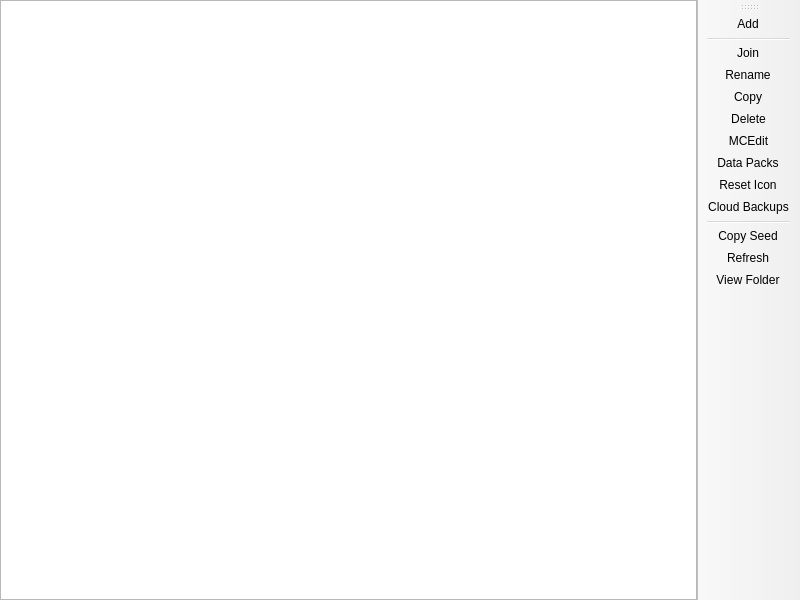
Above: launcher/ui/pages/instance/WorldListPage.ui from XylarJava/XylarJava before the change. Below: the same form after it.
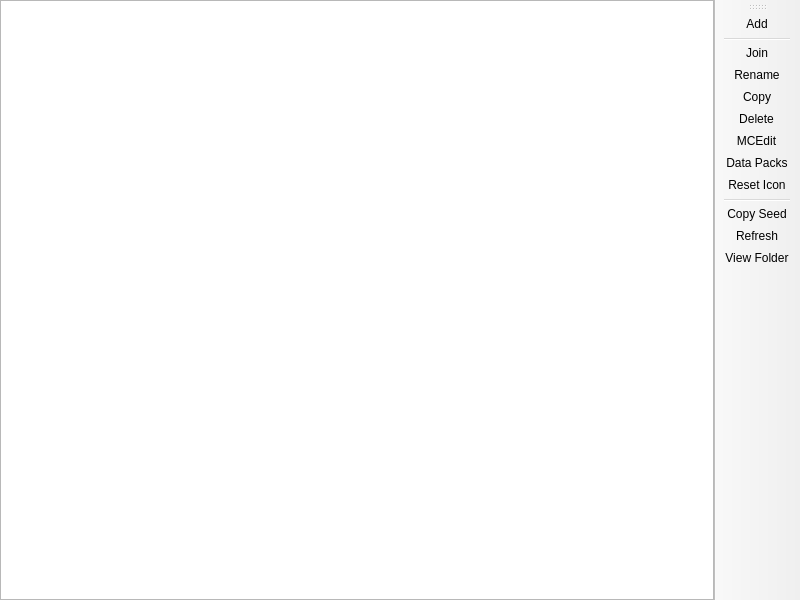
That is the form after the change. Custom widgets are drawn as their Qt base class.

Commit message: Remove cloud world backups: players back up their worlds locally

```diff
--- a/launcher/ui/pages/instance/WorldListPage.ui
+++ b/launcher/ui/pages/instance/WorldListPage.ui
@@ -91,7 +91,6 @@
    <addaction name="actionMCEdit"/>
    <addaction name="actionData_Packs"/>
    <addaction name="actionReset_Icon"/>
-   <addaction name="actionCloud_Backups"/>
    <addaction name="separator"/>
    <addaction name="actionCopy_Seed"/>
    <addaction name="actionRefresh"/>
@@ -150,14 +149,6 @@
     <string>Remove world icon to make the game re-generate it on next load.</string>
    </property>
   </action>
-  <action name="actionCloud_Backups">
-   <property name="text">
-    <string>Cloud Backups</string>
-   </property>
-   <property name="toolTip">
-    <string>Back up worlds to XylarJava's cloud, or get one back.</string>
-   </property>
-  </action>
   <action name="actionData_Packs">
    <property name="text">
     <string>Data Packs</string>
```
The commit also changes 11 other files.
